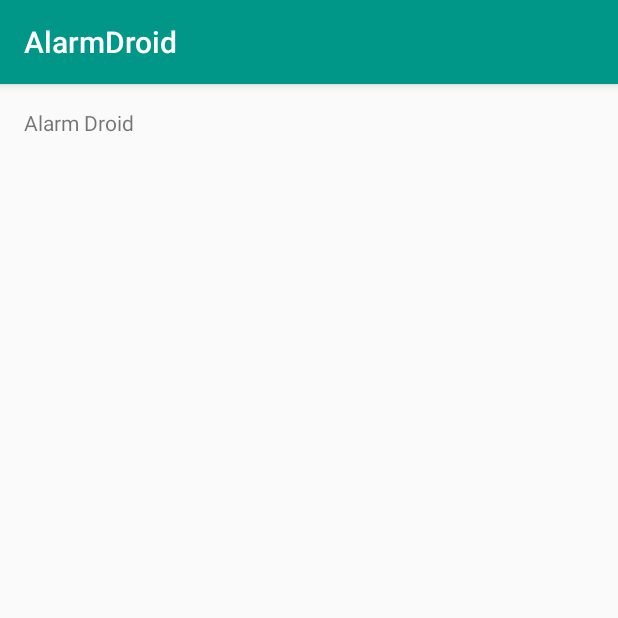
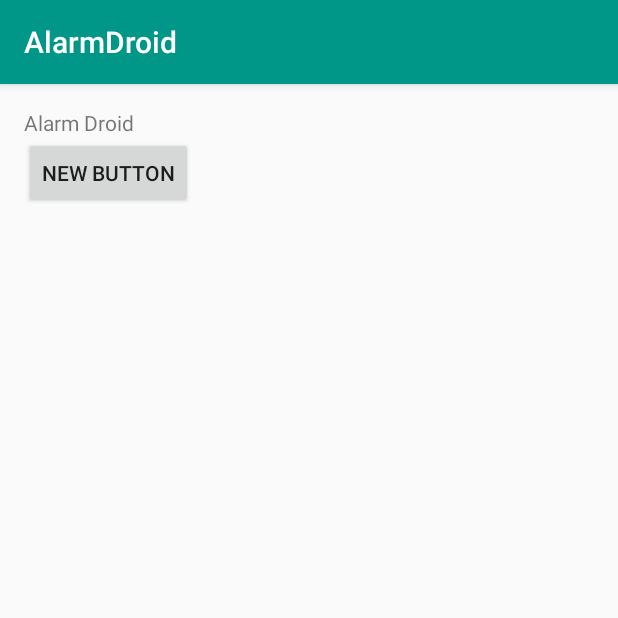
Before and after one commit to brunov0id/AlarmDroid, an Android app: the screen it shows after launch (MainActivity), on a phone screen of 412 x 824 dp, the top half of it. Run offline under Robolectric (Android 15) with nearby library versions, the phone set to English and light mode, and no system bars; libraries missing offline, so code that uses them is left out: com.wdullaer.materialdatetimepicker.

Commit message:
add TimePickerDialog

```diff
--- a/app/src/main/java/com/example/betweenbits/alarmdroid/MainActivity.java
+++ b/app/src/main/java/com/example/betweenbits/alarmdroid/MainActivity.java
@@ -5,26 +5,45 @@ import android.app.PendingIntent;
 import android.content.Intent;
 import android.support.v7.app.ActionBarActivity;
 import android.os.Bundle;
+import android.view.View;
+import android.widget.TextView;
+
+import com.wdullaer.materialdatetimepicker.date.DatePickerDialog;
+import com.wdullaer.materialdatetimepicker.time.RadialPickerLayout;
+import com.wdullaer.materialdatetimepicker.time.TimePickerDialog;
 
 import java.util.Calendar;
 
 
-public class MainActivity extends ActionBarActivity {
+public class MainActivity extends ActionBarActivity implements TimePickerDialog.OnTimeSetListener, DatePickerDialog.OnDateSetListener {
+
+    private TextView textView;
 
     @Override
     protected void onCreate(Bundle savedInstanceState) {
         super.onCreate(savedInstanceState);
         setContentView(R.layout.activity_main);
 
-        Intent intent = new Intent("BroadcastReceiver_Alarm");
-        PendingIntent pendingIntent = PendingIntent.getBroadcast(this, 0, intent, 0);
+        textView = (TextView) findViewById(R.id.textView);
 
-        Calendar calendar = Calendar.getInstance();
-        calendar.setTimeInMillis(System.currentTimeMillis());
-        calendar.add(Calendar.SECOND, 3);
+//        Intent intent = new Intent("BroadcastReceiver_Alarm");
+//        PendingIntent pendingIntent = PendingIntent.getBroadcast(this, 0, intent, 0);
+//
+//        Calendar calendar = Calendar.getInstance();
+//        calendar.setTimeInMillis(System.currentTimeMillis());
+//        calendar.add(Calendar.SECOND, 3);
+//
+//        AlarmManager alarmManager = (AlarmManager) getSystemService(ALARM_SERVICE);
+//        alarmManager.set(AlarmManager.RTC_WAKEUP, calendar.getTimeInMillis(), pendingIntent);
+    }
 
-        AlarmManager alarmManager = (AlarmManager) getSystemService(ALARM_SERVICE);
-        alarmManager.set(AlarmManager.RTC_WAKEUP, calendar.getTimeInMillis(), pendingIntent);
+    public void alarm(View view) {
+        Calendar now = Calendar.getInstance();
+        TimePickerDialog dpd = TimePickerDialog.newInstance(
+                MainActivity.this,
+                now.get(Calendar.YEAR),
+                now.get(Calendar.MONTH),true);
+        dpd.show(getFragmentManager(), "TimePickerDialog");
     }
 
     @Override
@@ -40,4 +59,16 @@ public class MainActivity extends ActionBarActivity {
         AlarmManager alarmManager = (AlarmManager) getSystemService(ALARM_SERVICE);
         alarmManager.cancel(pendingIntent);
     }
+
+    @Override
+    public void onTimeSet(RadialPickerLayout radialPickerLayout, int hourOfDay, int minute) {
+        String time = "You picked the following time: "+hourOfDay+"h"+minute;
+        textView.setText(time);
+    }
+
+    @Override
+    public void onDateSet(DatePickerDialog datePickerDialog, int year, int monthOfYear, int dayOfMonth) {
+        String date = "You picked the following date: "+dayOfMonth+"/"+(monthOfYear+1)+"/"+year;
+        //dateTextView.setText(date);
+    }
 }
--- a/app/src/main/res/layout/activity_main.xml
+++ b/app/src/main/res/layout/activity_main.xml
@@ -6,6 +6,17 @@
     android:paddingBottom="@dimen/activity_vertical_margin" tools:context=".MainActivity">
 
     <TextView android:text="@string/alarmDroid" android:layout_width="wrap_content"
-        android:layout_height="wrap_content" />
+        android:layout_height="wrap_content"
+        android:id="@+id/textView" />
+
+    <Button
+        android:layout_width="wrap_content"
+        android:layout_height="wrap_content"
+        android:text="New Button"
+        android:id="@+id/button"
+        android:layout_below="@+id/textView"
+        android:layout_alignParentLeft="true"
+        android:layout_alignParentStart="true"
+        android:onClick="alarm"/>
 
 </RelativeLayout>
--- a/app/src/main/res/values/color.xml
+++ b/app/src/main/res/values/color.xml
@@ -3,4 +3,8 @@
     <color name="colorPrimary">#009688</color>
     <color name="colorPrimaryDark">#00796B</color>
     <color name="colorWhite">#FFFFFF</color>
+
+    <color name="mdtp_accent_color">#009688</color>
+    <color name="mdtp_accent_color_dark">#00796b</color>
+
 </resources>
```
